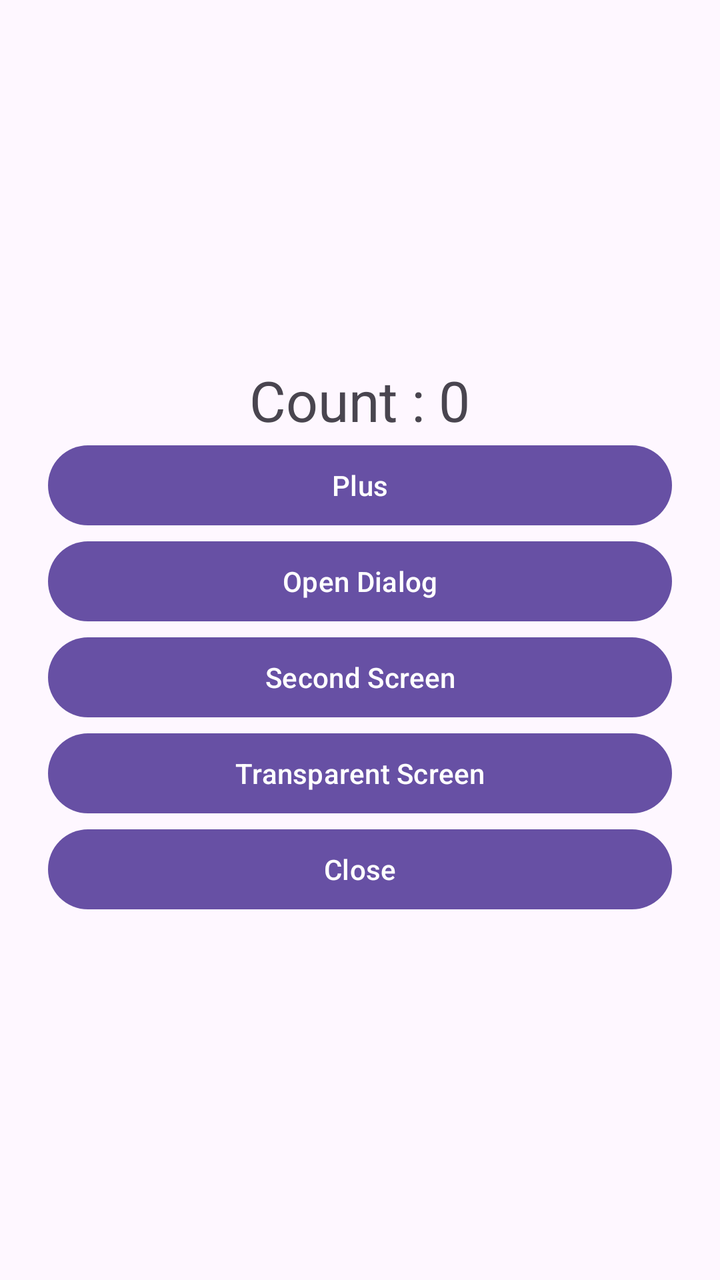
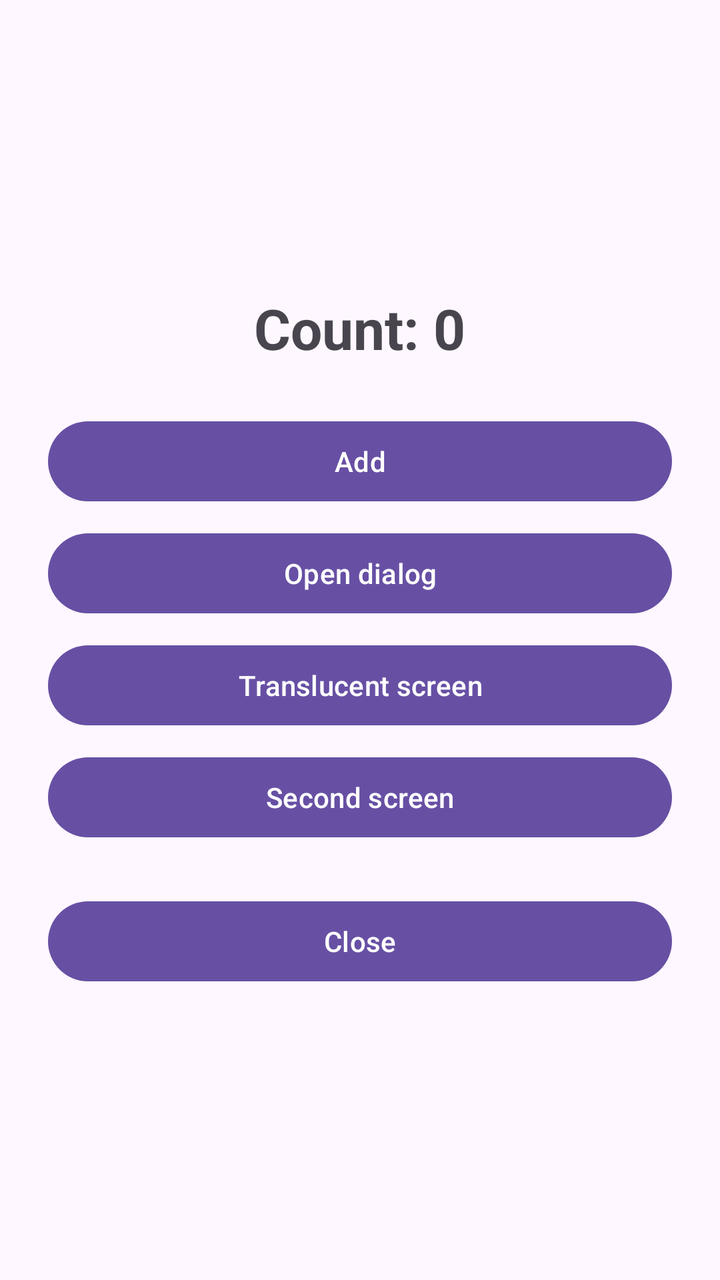

The first picture is an Android layout as it rendered before a commit; the second is the same layout after the commit. The layout source and the unified diff follow.
<!-- AndroidManifest.xml: application theme Theme.LAB3_LifeCycle_S76120 -->
<!-- res/layout/activity_main.xml -->
<?xml version="1.0" encoding="utf-8"?>
<LinearLayout
    xmlns:android="http://schemas.android.com/apk/res/android"
    xmlns:app="http://schemas.android.com/apk/res-auto"
    xmlns:tools="http://schemas.android.com/tools"
    android:id="@+id/main"
    android:layout_width="match_parent"
    android:layout_height="match_parent"
    tools:context=".MainActivity"
    android:gravity="center"
    android:orientation="vertical"
    android:padding="24dp">

    <TextView
        android:layout_width="wrap_content"
        android:layout_height="wrap_content"
        android:id="@+id/tvCount"
        android:text="Count : 0"
        android:textSize="28sp" />

    <Button
        android:layout_width="match_parent"
        android:layout_height="wrap_content"
        android:id="@+id/btnOnPlus"
        android:text="Plus"
        />

    <Button
        android:layout_width="match_parent"
        android:layout_height="wrap_content"
        android:id="@+id/btnOnDialog"
        android:text="Open Dialog"
        />

    <Button
        android:layout_width="match_parent"
        android:layout_height="wrap_content"
        android:id="@+id/btnOnSecond"
        android:text="Second Screen"
        />

    <Button
        android:layout_width="match_parent"
        android:layout_height="wrap_content"
        android:id="@+id/btnOnTransparent"
        android:text="Transparent Screen"
        />

    <Button
        android:layout_width="match_parent"
        android:layout_height="wrap_content"
        android:id="@+id/btnOnFinish"
        android:text="Close"
        />


</LinearLayout>
<!-- resources referenced by this layout -->
<resources>
  <style name="Theme.LAB3_LifeCycle_S76120" parent="Base.Theme.LAB3_LifeCycle_S76120" />
  <style name="Base.Theme.LAB3_LifeCycle_S76120" parent="Theme.Material3.DayNight.NoActionBar">
          
          
      </style>
</resources>

<!-- the commit's change to res/layout/activity_main.xml (unified diff, before → after) -->
@@ -1,57 +1,52 @@
 <?xml version="1.0" encoding="utf-8"?>
-<LinearLayout
-    xmlns:android="http://schemas.android.com/apk/res/android"
-    xmlns:app="http://schemas.android.com/apk/res-auto"
-    xmlns:tools="http://schemas.android.com/tools"
-    android:id="@+id/main"
+<LinearLayout xmlns:android="http://schemas.android.com/apk/res/android"
     android:layout_width="match_parent"
     android:layout_height="match_parent"
-    tools:context=".MainActivity"
     android:gravity="center"
     android:orientation="vertical"
     android:padding="24dp">
 
     <TextView
+        android:id="@+id/tvCount"
         android:layout_width="wrap_content"
         android:layout_height="wrap_content"
-        android:id="@+id/tvCount"
-        android:text="Count : 0"
-        android:textSize="28sp" />
+        android:layout_marginBottom="24dp"
+        android:text="Count: 0"
+        android:textSize="28sp"
+        android:textStyle="bold" />
 
     <Button
+        android:id="@+id/btnAdd"
         android:layout_width="match_parent"
         android:layout_height="wrap_content"
-        android:id="@+id/btnOnPlus"
-        android:text="Plus"
-        />
+        android:text="Add" />
 
     <Button
+        android:id="@+id/btnDialog"
         android:layout_width="match_parent"
         android:layout_height="wrap_content"
-        android:id="@+id/btnOnDialog"
-        android:text="Open Dialog"
-        />
+        android:layout_marginTop="8dp"
+        android:text="Open dialog" />
 
     <Button
+        android:id="@+id/btnTranslucent"
         android:layout_width="match_parent"
         android:layout_height="wrap_content"
-        android:id="@+id/btnOnSecond"
-        android:text="Second Screen"
-        />
+        android:layout_marginTop="8dp"
+        android:text="Translucent screen" />
 
     <Button
+        android:id="@+id/btnSecond"
         android:layout_width="match_parent"
         android:layout_height="wrap_content"
-        android:id="@+id/btnOnTransparent"
-        android:text="Transparent Screen"
-        />
+        android:layout_marginTop="8dp"
+        android:text="Second screen" />
 
     <Button
+        android:id="@+id/btnClose"
         android:layout_width="match_parent"
         android:layout_height="wrap_content"
-        android:id="@+id/btnOnFinish"
-        android:text="Close"
-        />
-
+        android:layout_marginTop="24dp"
+        android:text="Close" />
 
 </LinearLayout>
